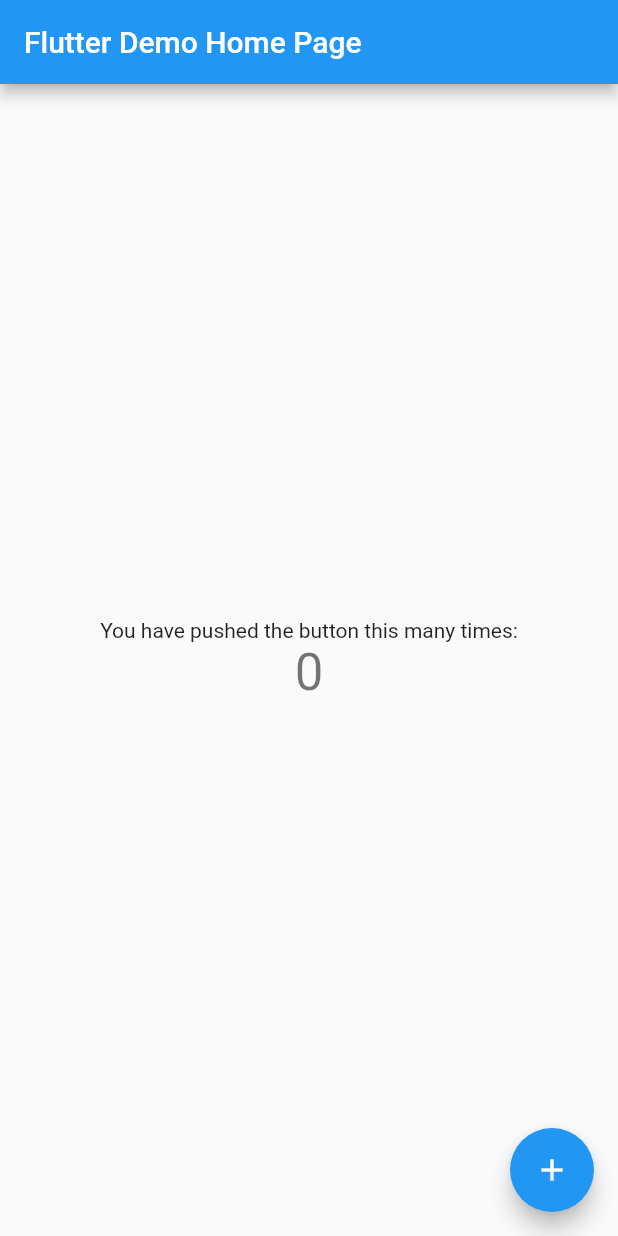
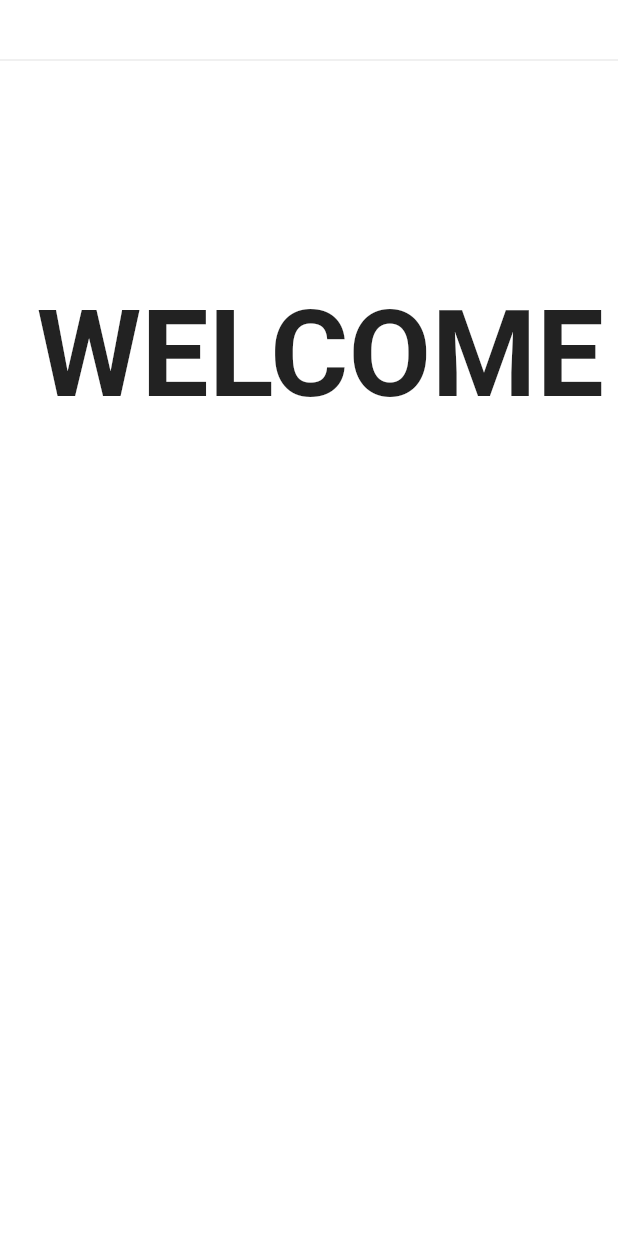
Before and after one commit to famcydaware/csc506-Assignment, a Flutter app: the screen it shows after launch, on a phone screen of 412 x 824 dp. Run offline on Flutter 3.47's test engine with Material 2 defaults, Android fonts, the light colour scheme and no system bars.

Commit message:
created landing page

```diff
--- a/lib/main.dart
+++ b/lib/main.dart
@@ -1,113 +1,56 @@
 import 'package:flutter/material.dart';
 
+
 void main() {
-  runApp(MyApp());
+  runApp (new MyApp());
 }
-
-class MyApp extends StatelessWidget {
-  // This widget is the root of your application.
+class MyApp extends StatelessWidget{
   @override
   Widget build(BuildContext context) {
-    return MaterialApp(
-      title: 'Flutter Demo',
+    return new MaterialApp(
       theme: ThemeData(
-        // This is the theme of your application.
-        //
-        // Try running your application with "flutter run". You'll see the
-        // application has a blue toolbar. Then, without quitting the app, try
-        // changing the primarySwatch below to Colors.green and then invoke
-        // "hot reload" (press "r" in the console where you ran "flutter run",
-        // or simply save your changes to "hot reload" in a Flutter IDE).
-        // Notice that the counter didn't reset back to zero; the application
-        // is not restarted.
-        primarySwatch: Colors.blue,
+        primaryColor: Colors.blue,
+        canvasColor: Colors.white54,
       ),
-      home: MyHomePage(title: 'Flutter Demo Home Page'),
+      debugShowCheckedModeBanner: false,
+
+
+
+      home: new MyHomePage(),
     );
   }
 }
-
-class MyHomePage extends StatefulWidget {
-  MyHomePage({Key? key, required this.title}) : super(key: key);
-
-  // This widget is the home page of your application. It is stateful, meaning
-  // that it has a State object (defined below) that contains fields that affect
-  // how it looks.
-
-  // This class is the configuration for the state. It holds the values (in this
-  // case the title) provided by the parent (in this case the App widget) and
-  // used by the build method of the State. Fields in a Widget subclass are
-  // always marked "final".
-
-  final String title;
-
+class MyHomePage extends StatefulWidget{
   @override
-  _MyHomePageState createState() => _MyHomePageState();
+  _MyHomePageState createState() => new _MyHomePageState();
 }
-
-class _MyHomePageState extends State<MyHomePage> {
-  int _counter = 0;
-
-  void _incrementCounter() {
-    setState(() {
-      // This call to setState tells the Flutter framework that something has
-      // changed in this State, which causes it to rerun the build method below
-      // so that the display can reflect the updated values. If we changed
-      // _counter without calling setState(), then the build method would not be
-      // called again, and so nothing would appear to happen.
-      _counter++;
-    });
-  }
-
+class _MyHomePageState extends State<MyHomePage>{
   @override
   Widget build(BuildContext context) {
-    // This method is rerun every time setState is called, for instance as done
-    // by the _incrementCounter method above.
-    //
-    // The Flutter framework has been optimized to make rerunning build methods
-    // fast, so that you can just rebuild anything that needs updating rather
-    // than having to individually change instances of widgets.
-    return Scaffold(
-      appBar: AppBar(
-        // Here we take the value from the MyHomePage object that was created by
-        // the App.build method, and use it to set our appbar title.
-        title: Text(widget.title),
+    return new Scaffold(
+
+      body : Column(
+        children : <Widget>[
+           Divider(height: 80,),
+          Container(
+            child: Stack(
+              children: <Widget>[
+
+                Container(
+                  padding: EdgeInsets.fromLTRB(15.0, 110.0, 0.0, 0.0),
+                   child: Text(
+                    'WELCOME',
+                    style: TextStyle(
+                      fontSize: 80.0, fontWeight: FontWeight.bold
+                    ),
+                  ),
+                )
+              ]
+            ),
+          ),
+        ]
+
+
       ),
-      body: Center(
-        // Center is a layout widget. It takes a single child and positions it
-        // in the middle of the parent.
-        child: Column(
-          // Column is also a layout widget. It takes a list of children and
-          // arranges them vertically. By default, it sizes itself to fit its
-          // children horizontally, and tries to be as tall as its parent.
-          //
-          // Invoke "debug painting" (press "p" in the console, choose the
-          // "Toggle Debug Paint" action from the Flutter Inspector in Android
-          // Studio, or the "Toggle Debug Paint" command in Visual Studio Code)
-          // to see the wireframe for each widget.
-          //
-          // Column has various properties to control how it sizes itself and
-          // how it positions its children. Here we use mainAxisAlignment to
-          // center the children vertically; the main axis here is the vertical
-          // axis because Columns are vertical (the cross axis would be
-          // horizontal).
-          mainAxisAlignment: MainAxisAlignment.center,
-          children: <Widget>[
-            Text(
-              'You have pushed the button this many times:',
-            ),
-            Text(
-              '$_counter',
-              style: Theme.of(context).textTheme.headline4,
-            ),
-          ],
-        ),
-      ),
-      floatingActionButton: FloatingActionButton(
-        onPressed: _incrementCounter,
-        tooltip: 'Increment',
-        child: Icon(Icons.add),
-      ), // This trailing comma makes auto-formatting nicer for build methods.
     );
-  }
-}
+  }}
```
